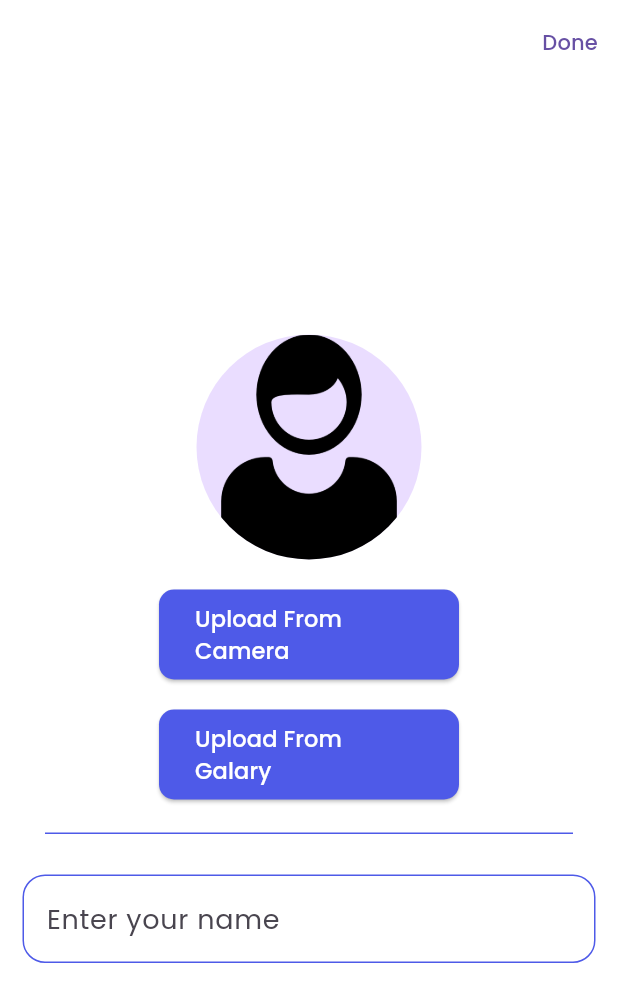
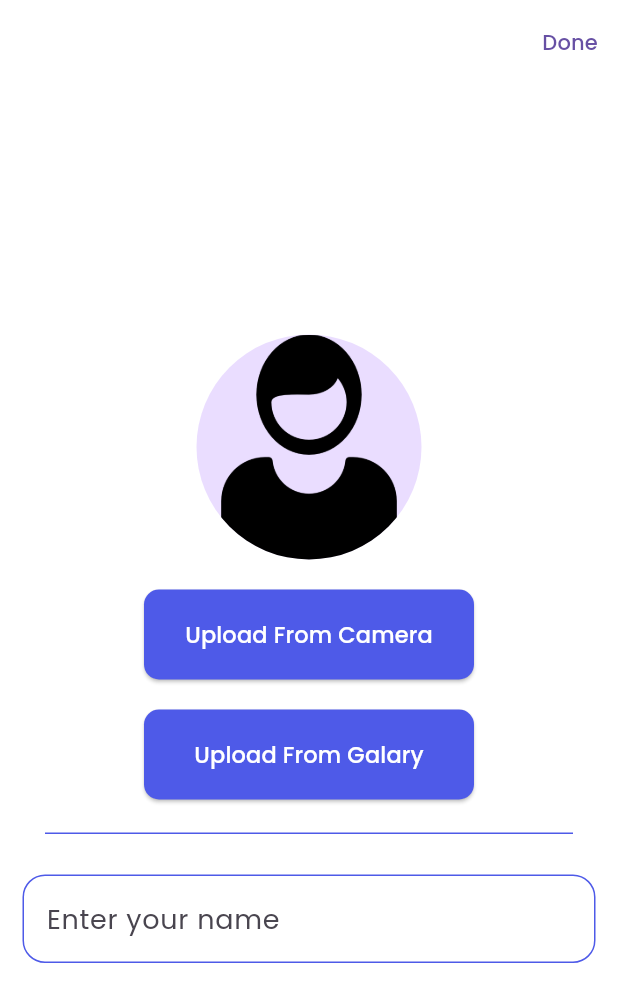
Before and after one commit to MohamedMohsen72/Taskati_App, a Flutter app: the screen it shows after launch, on a phone screen of 412 x 824 dp. Shown: the top 1002 px of the screen. Run offline on Flutter 3.47's test engine with Material 3 defaults, Android fonts, the phone set to English and light mode, and no system bars; our stand-ins replace date_picker_timeline, gap, google_fonts, hive, hive_flutter, image_picker and 1 more; accounts and stored records are empty; generated files the repository leaves out were written again.

Commit message:
new commit

```diff
--- a/lib/features/home/home_page.dart
+++ b/lib/features/home/home_page.dart
@@ -12,7 +12,7 @@ import 'package:taskati/core/network/local_storage.dart';
 import 'package:taskati/core/utils/color.dart';
 import 'package:taskati/core/utils/textstyle.dart';
 import 'package:taskati/features/profile/data_user.dart';
-import 'package:taskati/screen/Add_task.dart';
+import 'package:taskati/features/profile/Add_task.dart';
 import 'package:taskati/widget/custom_btm.dart';
 
 class Homepage extends StatefulWidget {
--- a/lib/screen/Add_task.dart
+++ b/lib/features/profile/Add_task.dart
@@ -8,7 +8,7 @@ import 'package:taskati/features/home/home_page.dart';
 import 'package:taskati/widget/custom_btm.dart';
 
 
-import '../widget/themes.dart';
+import '../../core/utils/themes.dart';
 
 class AddTask extends StatefulWidget {
   const AddTask({super.key});
--- a/lib/features/profile/Upload.dart
+++ b/lib/features/profile/Upload.dart
@@ -53,7 +53,7 @@ class _UploadpageState extends State<Uploadpage> {
             const AssetImage('assets/person-shape.png'),
           ),
           const Gap(20),
-          SizedBox(width: 200,height: 60,
+          SizedBox(width: 220,height: 60,
             child: customBottom(
               onPressed: () {
                 uploadFromeCamera();
@@ -62,7 +62,7 @@ class _UploadpageState extends State<Uploadpage> {
             ),
           ),
           const Gap(20),
-          SizedBox(width: 200,height: 60,
+          SizedBox(width: 220,height: 60,
             child: customBottom(
               onPressed: () {
                 uploadFromeGalery();
--- a/lib/main.dart
+++ b/lib/main.dart
@@ -5,8 +5,8 @@ import 'package:taskati/core/model/task_model.dart';
 import 'package:taskati/core/utils/color.dart';
 import 'package:taskati/features/profile/Upload.dart';
 import 'package:taskati/features/profile/splach_page.dart';
-import 'package:taskati/screen/Add_task.dart';
-import 'package:taskati/widget/themes.dart';
+import 'package:taskati/features/profile/Add_task.dart';
+import 'package:taskati/core/utils/themes.dart';
 
 Future<void> main() async {
   await Hive.initFlutter();
--- a/pubspec.yaml
+++ b/pubspec.yaml
@@ -50,6 +50,8 @@ dependencies:
 dev_dependencies:
   flutter_test:
     sdk: flutter
+  flutter_launcher_icons: "^0.13.1"
+
 
   # The "flutter_lints" package below contains a set of recommended lints to
   # encourage good coding practices. The lint set provided by the package is
@@ -62,6 +64,10 @@ dev_dependencies:
 # following page: https://dart.dev/tools/pub/pubspec
 
 # The following section is specific to Flutter packages.
+flutter_launcher_icons:
+  android: "launcher_icon"
+  ios: true
+  image_path: "assets/play_store.png"
 flutter:
 
   # The following line ensures that the Material Icons font is
```
Also changed, not shown: assets/play_store.png (added), lib/core/utils/themes.dart (renamed from lib/widget/themes.dart), pubspec.lock, 16 other files.
